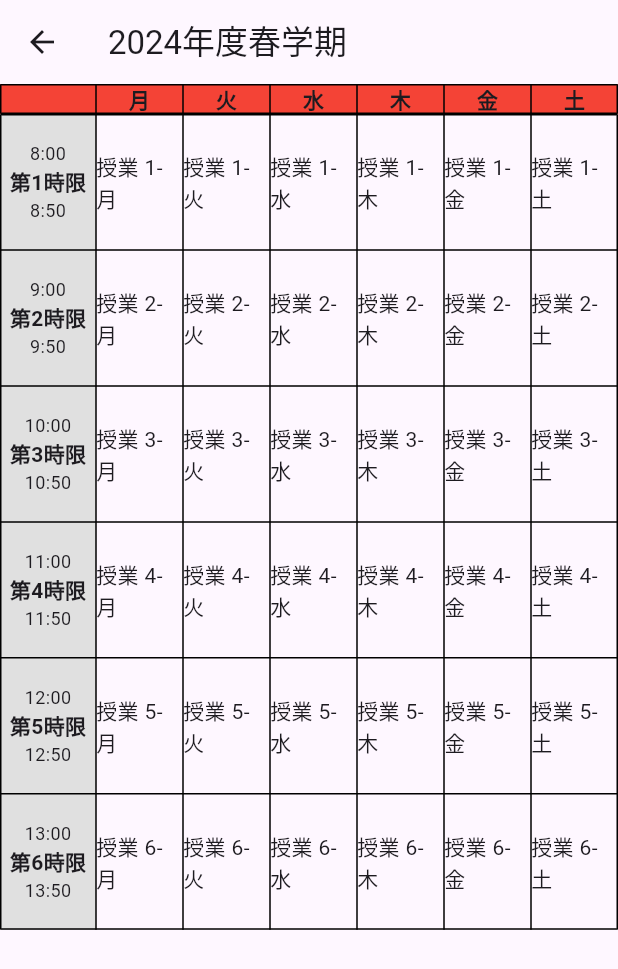
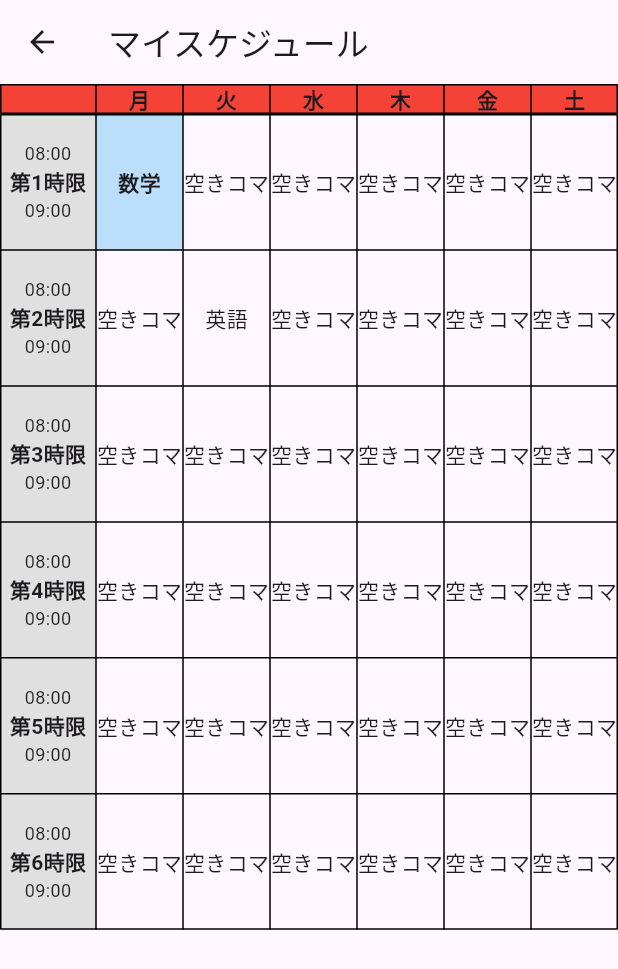
Before and after one commit to wasedaconnect/waseda_connect, a Flutter app: the TimeTable screen opened directly, on a phone screen of 412 x 824 dp. Shown: the top 969 px of the screen. Run offline on Flutter 3.47's test engine with Material 3 defaults, Android fonts, the phone set to English and light mode, and no system bars; our stand-ins replace shared_preferences, sqflite; missing offline and left inert: ulid; accounts and stored records are empty.

Commit message:
時間割のコンポーネント化＋時間割DB修正

```diff
--- /dev/null
+++ b/lib/components/TimeTableComponet.dart
@@ -0,0 +1,119 @@
+import 'package:flutter/material.dart';
+import '../../constants/Dict.dart'; // 必要に応じてパスを調整してください
+
+class TimeTableComponent extends StatefulWidget {
+  final List<Map<String, dynamic>> lessonData;
+  final Map<String, dynamic> selectedLessonData;
+  final Map<String, dynamic> timeTableData;
+  final Function(String?)? onSelected;
+
+  const TimeTableComponent({
+    Key? key,
+    required this.lessonData,
+    required this.timeTableData,
+    required this.selectedLessonData,
+    this.onSelected,
+  }) : super(key: key);
+
+  @override
+  _TimeTableComponentState createState() => _TimeTableComponentState();
+}
+
+class _TimeTableComponentState extends State<TimeTableComponent> {
+  Map<int, TableColumnWidth> get columnWidths => {
+        0: FixedColumnWidth(64.0),
+        for (int i = 1; i <= weekdays.length; i++) i: FlexColumnWidth(),
+      };
+
+  TableBorder get tableBorder => TableBorder.all(
+        color: Colors.black,
+        width: 1,
+      );
+
+  @override
+  Widget build(BuildContext context) {
+    return Column(
+      children: [
+        Container(
+          color: Colors.red,
+          child: Table(
+            columnWidths: columnWidths,
+            border: tableBorder,
+            children: [
+              TableRow(
+                children: [
+                  SizedBox(width: 64.0),
+                  for (var day in weekdays)
+                    Center(child: Text(day, style: TextStyle(fontWeight: FontWeight.bold))),
+                ],
+              ),
+            ],
+          ),
+        ),
+        Expanded(
+          child: SingleChildScrollView(
+            child: Table(
+              columnWidths: columnWidths,
+              border: tableBorder,
+              children: List.generate(
+                6, // 仮定で一日の最大時限数を6とします
+                (index) => _buildTableRow(index + 1, weekdays, context),
+              ),
+            ),
+          ),
+        ),
+      ],
+    );
+  }
+
+  TableRow _buildTableRow(int period, List<String> weekdays, BuildContext context) {
+    return TableRow(
+      children: [
+        Container(
+          height: MediaQuery.of(context).size.height * 0.11,
+          color: Colors.grey[300],
+          child: Center(
+            child: Column(
+              mainAxisAlignment: MainAxisAlignment.center,
+              children: <Widget>[
+                // ここではstartTimeとendTimeを直接指定していますが、
+                // 実際にはwidget.timeTableDataから取得する必要があります
+                Text('08:00', style: TextStyle(fontSize: 12)),
+                Text('第$period時限', style: TextStyle(fontWeight: FontWeight.bold)),
+                Text('09:00', style: TextStyle(fontSize: 12)),
+              ],
+            ),
+          ),
+        ),
+        for (int i = 0; i < weekdays.length; i++)
+          _buildLessonCell(period, weekdays[i]),
+      ],
+    );
+  }
+
+  Widget _buildLessonCell(int period, String day) {
+    // lessonDataから特定の曜日と時限に対応する授業を検索
+    var lesson = widget.lessonData.firstWhere(
+      (lesson) => lesson['day'] == day && lesson['period'] == period,
+      orElse: () => {},
+    );
+
+    bool isSelected = widget.selectedLessonData['id'] == lesson['id'];
+
+    return InkWell(
+      onTap: () => widget.onSelected?.call(lesson['id']),
+      child: Container(
+        height: MediaQuery.of(context).size.height * 0.11,
+        color: isSelected ? Colors.blue[100] : null, // 選択された授業をハイライト
+        child: Center(
+          child: Text(
+            lesson.isNotEmpty ? lesson['name'] : '空きコマ',
+            style: TextStyle(
+              fontWeight: isSelected ? FontWeight.bold : FontWeight.normal,
+            ),
+          ),
+        ),
+      ),
+    );
+  }
+}
--- a/lib/models/LessonModel.dart
+++ b/lib/models/LessonModel.dart
@@ -58,8 +58,8 @@ class LessonLogic {
       timeTableId: lesson.timeTableId,
       createdAt: DateFormat('yyyy-MM-ddTHH:mm:ss')
           .format(DateTime.now()), // 現在の日時をISO 8601形式の文字列で生成
-      day: 'Monday', // 例として「Monday」を設定
-      period: 1, // 例として「1」を設定
+      day: lesson.day,
+      period: lesson.period,
     );
     await db.insert(
       'lessons',
--- a/lib/screen/TimeTable/TimeTable.dart
+++ b/lib/screen/TimeTable/TimeTable.dart
@@ -1,125 +1,47 @@
 import 'package:flutter/material.dart';
-import '../../constants/Dict.dart';
+import '../../components/TimeTableComponet.dart'; // 正しいパスに置き換えてください
 
-class TimeTable extends StatelessWidget {
+class TimeTable extends StatefulWidget {
+  @override
+  _TimeTableState createState() => _TimeTableState();
+}
+
+class _TimeTableState extends State<TimeTable> {
+  // ダミーデータの定義
+  List<Map<String, dynamic>> lessonData = [
+    {"id": "1", "name": "数学", "day": "月", "period": 1},
+    {"id": "2", "name": "英語", "day": "火", "period": 2},
+  ];
+
+  Map<String, dynamic> selectedLessonData = {
+    "id": "1",
+    "name": "数",
+    "day": "月",
+    "period": 1
+  };
+
+  Map<String, dynamic> timeTableData = {
+    "year": 2024,
+    "semester": "春",
+  };
+
+  void _onFacultyChanged(String? selected) {
+    // 選択された項目に基づいて何かアクションを行う
+    print("Selected lesson: $selected");
+  }
+
   @override
   Widget build(BuildContext context) {
-    // すべての列の幅を均等にするためにFlexColumnWidthを使用
-    final Map<int, TableColumnWidth> columnWidths = {
-      0: FixedColumnWidth(64.0), // 左上の空白セルと時限数列の幅を固定
-      for (int i = 1; i <= weekdays.length; i++) i: FlexColumnWidth(),
-    };
-
-    // 境界線のスタイルを定義
-    final TableBorder tableBorder = TableBorder.all(
-      color: Colors.black, // 境界線の色
-      width: 1, // 境界線の太さ
-    );
-
     return Scaffold(
       appBar: AppBar(
-        title: Text('2024年度春学期'),
+        title: Text('マイスケジュール'),
       ),
-      body: Column(
-        children: [
-          // 曜日ヘッダー
-          Container(
-            color: Colors.red,
-            child: Table(
-              columnWidths: columnWidths,
-              border: tableBorder,
-              children: [
-                TableRow(
-                  children: [
-                    SizedBox(width: 64.0), // 左上の空白セルの幅を固定
-                    for (var day in weekdays)
-                      Center(
-                          child: Text(day,
-                              style: TextStyle(fontWeight: FontWeight.bold)))
-                  ],
-                ),
-              ],
-            ),
+      body: TimeTableComponent(
+          lessonData: lessonData,
+          timeTableData: timeTableData,
+          selectedLessonData: selectedLessonData,
+          onSelected: _onFacultyChanged,
           ),
-          // 時間割テーブル
-          Expanded(
-            child: SingleChildScrollView(
-              child: Table(
-                columnWidths: columnWidths,
-                border: tableBorder,
-                children: List.generate(
-                    6, (index) => _buildTableRow(index + 1, weekdays, context)),
-              ),
-            ),
-          ),
-        ],
-      ),
-    );
-  }
-
-  TableRow _buildTableRow(
-      int period, List<String> weekdays, BuildContext context) {
-    final startTime = ['8:00', '9:00', '10:00', '11:00', '12:00', '13:00'];
-    final endTime = ['8:50', '9:50', '10:50', '11:50', '12:50', '13:50'];
-
-    return TableRow(
-      children: [
-        Container(
-          height: MediaQuery.of(context).size.height * 0.11,
-          color: Colors.grey[300],
-          child: Center(
-            child: Column(
-              mainAxisAlignment: MainAxisAlignment.center,
-              children: <Widget>[
-                Text(startTime[period - 1], style: TextStyle(fontSize: 12)),
-                Text('第$period時限',
-                    style: TextStyle(fontWeight: FontWeight.bold)),
-                Text(endTime[period - 1], style: TextStyle(fontSize: 12)),
-              ],
-            ),
-          ),
-        ),
-
-        // 以下の部分で各授業セルをInkWellでラップしてタップ可能にします
-        for (int i = 0; i < weekdays.length; i++)
-          InkWell(
-            onTap: () {
-              // タップ時に編集モーダルを表示
-              _showEditModal(context, period, weekdays[i]);
-            },
-            child: Container(
-              height: MediaQuery.of(context).size.height * 0.11,
-              child: Center(child: Text('授業 $period-${weekdays[i]}')),
-            ),
-          ),
-      ],
-    );
-  }
-
-  void _showEditModal(BuildContext context, int period, String weekday) {
-    showDialog(
-      context: context,
-      builder: (BuildContext context) {
-        // Dialogの外観をカスタマイズ
-        return Dialog(
-          shape: RoundedRectangleBorder(
-              borderRadius: BorderRadius.circular(12.0)), // この行でダイアログのボーダーを丸くする
-          child: Container(
-            height: 200, // モーダルの高さを指定
-            padding: EdgeInsets.all(10.0),
-            child: Column(
-              crossAxisAlignment: CrossAxisAlignment.start,
-              children: <Widget>[
-                Text("授業を編集",
-                    style:
-                        TextStyle(fontWeight: FontWeight.bold, fontSize: 18)),
-                // 編集用のフォームフィールドやボタンをここに配置
-                // 例: TextFormField(), ElevatedButton() など
-              ],
-            ),
-          ),
-        );
-      },
     );
   }
 }
```
Also changed, not shown: lib/models/TimeTableModel.dart (+24 -6 lines), lib/utils/DatabaseHelper.dart (+5 -6 lines).
